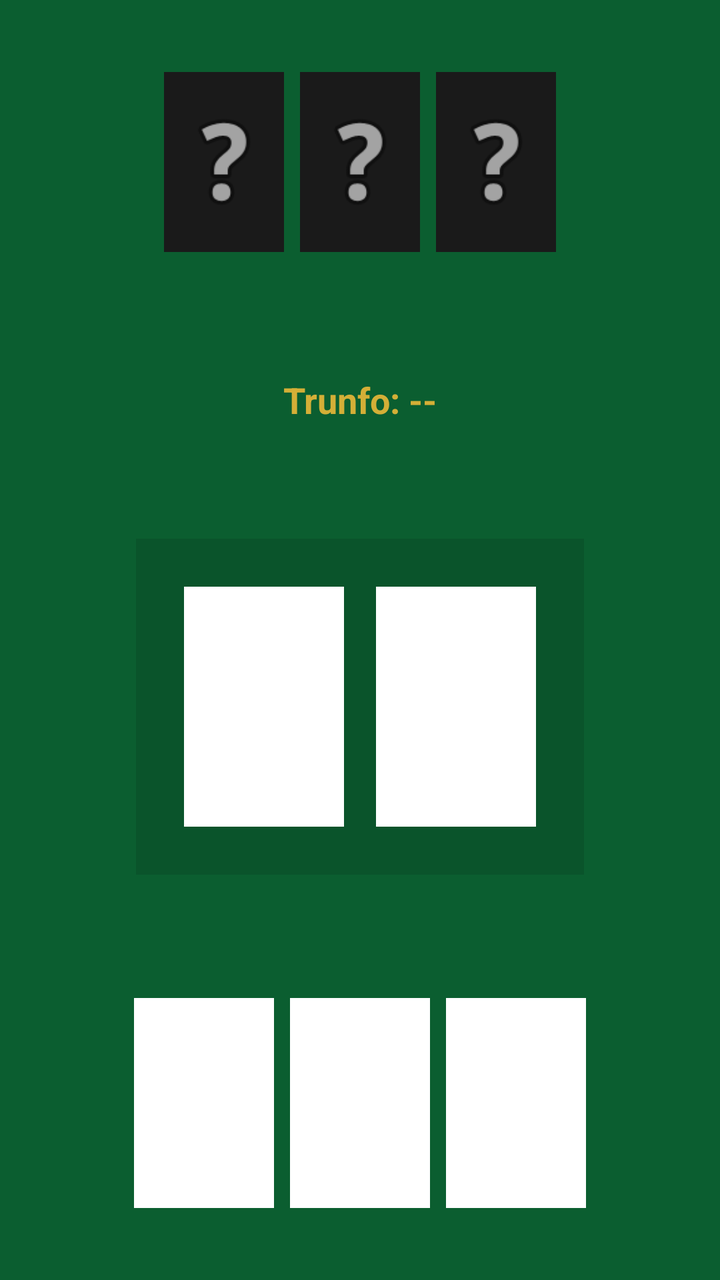
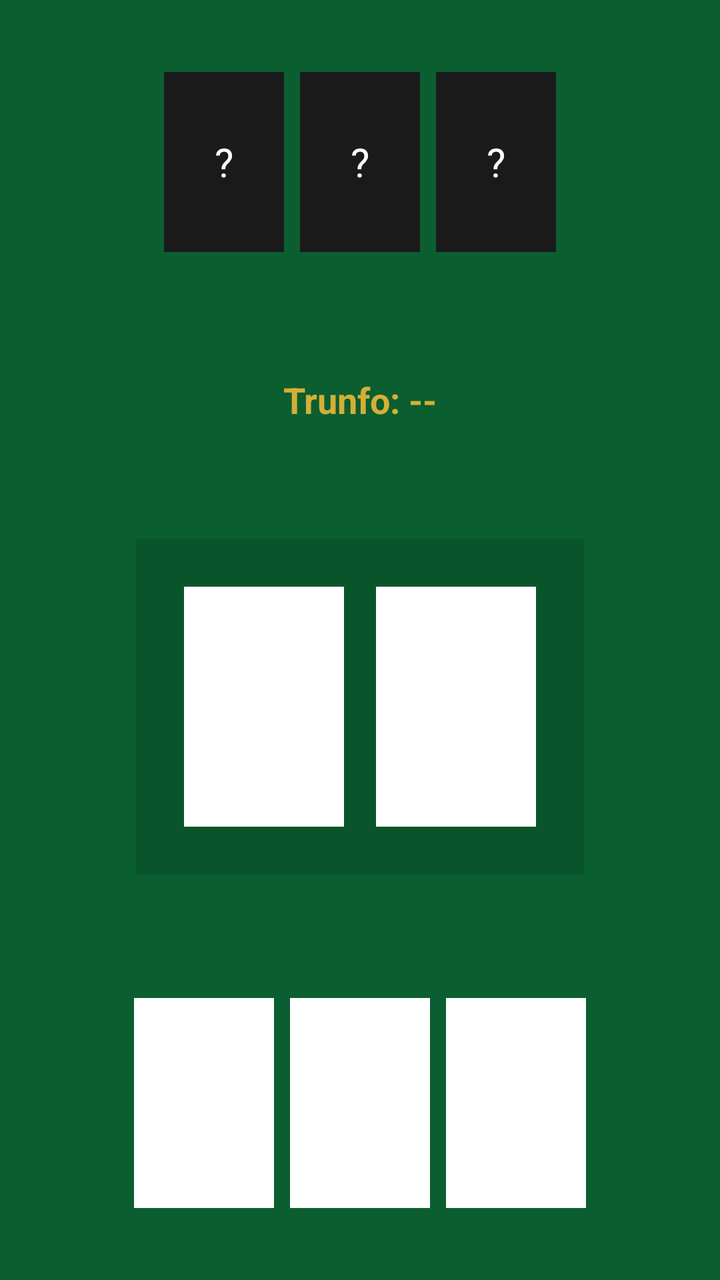

Screens rendered from an Android XML layout before and after an edit, with the pre-edit source and the edit as a unified diff.
<!-- AndroidManifest.xml: application theme Theme.Sonino -->
<!-- res/layout/activity_game.xml -->
<?xml version="1.0" encoding="utf-8"?>
<androidx.constraintlayout.widget.ConstraintLayout xmlns:android="http://schemas.android.com/apk/res/android"
    xmlns:app="http://schemas.android.com/apk/res-auto"
    android:layout_width="match_parent"
    android:layout_height="match_parent"
    android:background="#0B5E30">

    
    <LinearLayout
        android:id="@+id/areaAndroid"
        android:layout_width="wrap_content"
        android:layout_height="wrap_content"
        android:layout_marginTop="32dp"
        android:orientation="horizontal"
        app:layout_constraintEnd_toEndOf="parent"
        app:layout_constraintStart_toStartOf="parent"
        app:layout_constraintTop_toTopOf="parent">

        <ImageView
            android:layout_width="60dp"
            android:layout_height="90dp"
            android:layout_margin="4dp"
            android:background="#1A1A1A"
            android:src="@android:drawable/ic_menu_help" />
        <ImageView
            android:layout_width="60dp"
            android:layout_height="90dp"
            android:layout_margin="4dp"
            android:background="#1A1A1A"
            android:src="@android:drawable/ic_menu_help" />
        <ImageView
            android:layout_width="60dp"
            android:layout_height="90dp"
            android:layout_margin="4dp"
            android:background="#1A1A1A"
            android:src="@android:drawable/ic_menu_help" />
    </LinearLayout>

    
    <TextView
        android:id="@+id/txtTrunfo"
        android:layout_width="wrap_content"
        android:layout_height="wrap_content"
        android:text="Trunfo: --"
        android:textColor="#D4AF37"
        android:textSize="18sp"
        android:textStyle="bold"
        app:layout_constraintBottom_toTopOf="@+id/areaMesa"
        app:layout_constraintEnd_toEndOf="parent"
        app:layout_constraintStart_toStartOf="parent"
        app:layout_constraintTop_toBottomOf="@+id/areaAndroid" />

    <LinearLayout
        android:id="@+id/areaMesa"
        android:layout_width="wrap_content"
        android:layout_height="wrap_content"
        android:background="#1A000000"
        android:orientation="horizontal"
        android:padding="16dp"
        app:layout_constraintBottom_toTopOf="@+id/areaJogador"
        app:layout_constraintEnd_toEndOf="parent"
        app:layout_constraintStart_toStartOf="parent"
        app:layout_constraintTop_toBottomOf="@+id/txtTrunfo">

        <ImageView
            android:id="@+id/cartaMesaJogador"
            android:layout_width="80dp"
            android:layout_height="120dp"
            android:layout_margin="8dp"
            android:background="#FFFFFF" />
            
        <ImageView
            android:id="@+id/cartaMesaAndroid"
            android:layout_width="80dp"
            android:layout_height="120dp"
            android:layout_margin="8dp"
            android:background="#FFFFFF" />
    </LinearLayout>

    
    <LinearLayout
        android:id="@+id/areaJogador"
        android:layout_width="wrap_content"
        android:layout_height="wrap_content"
        android:layout_marginBottom="32dp"
        android:orientation="horizontal"
        app:layout_constraintBottom_toBottomOf="parent"
        app:layout_constraintEnd_toEndOf="parent"
        app:layout_constraintStart_toStartOf="parent">

        <ImageView
            android:id="@+id/cartaJogador1"
            android:layout_width="70dp"
            android:layout_height="105dp"
            android:layout_margin="4dp"
            android:background="#FFFFFF" />
        <ImageView
            android:id="@+id/cartaJogador2"
            android:layout_width="70dp"
            android:layout_height="105dp"
            android:layout_margin="4dp"
            android:background="#FFFFFF" />
        <ImageView
            android:id="@+id/cartaJogador3"
            android:layout_width="70dp"
            android:layout_height="105dp"
            android:layout_margin="4dp"
            android:background="#FFFFFF" />
    </LinearLayout>

</androidx.constraintlayout.widget.ConstraintLayout>
<!-- resources referenced by this layout -->
<resources>
  <style name="Theme.Sonino" parent="Theme.AppCompat.Light.NoActionBar">
          <item name="colorPrimary">#0B5E30</item>
          <item name="colorPrimaryDark">#0B5E30</item>
          <item name="colorAccent">#D4AF37</item>
      </style>
</resources>

<!-- the commit's change to res/layout/activity_game.xml (unified diff, before → after) -->
@@ -5,7 +5,6 @@
     android:layout_height="match_parent"
     android:background="#0B5E30">
 
-    
     <LinearLayout
         android:id="@+id/areaAndroid"
         android:layout_width="wrap_content"
@@ -16,27 +15,11 @@
         app:layout_constraintStart_toStartOf="parent"
         app:layout_constraintTop_toTopOf="parent">
 
-        <ImageView
-            android:layout_width="60dp"
-            android:layout_height="90dp"
-            android:layout_margin="4dp"
-            android:background="#1A1A1A"
-            android:src="@android:drawable/ic_menu_help" />
-        <ImageView
-            android:layout_width="60dp"
-            android:layout_height="90dp"
-            android:layout_margin="4dp"
-            android:background="#1A1A1A"
-            android:src="@android:drawable/ic_menu_help" />
-        <ImageView
-            android:layout_width="60dp"
-            android:layout_height="90dp"
-            android:layout_margin="4dp"
-            android:background="#1A1A1A"
-            android:src="@android:drawable/ic_menu_help" />
+        <TextView android:id="@+id/cartaAndroid1" android:layout_width="60dp" android:layout_height="90dp" android:layout_margin="4dp" android:background="#1A1A1A" android:text="?" android:textColor="#FFFFFF" android:gravity="center" android:textSize="20sp" />
+        <TextView android:id="@+id/cartaAndroid2" android:layout_width="60dp" android:layout_height="90dp" android:layout_margin="4dp" android:background="#1A1A1A" android:text="?" android:textColor="#FFFFFF" android:gravity="center" android:textSize="20sp" />
+        <TextView android:id="@+id/cartaAndroid3" android:layout_width="60dp" android:layout_height="90dp" android:layout_margin="4dp" android:background="#1A1A1A" android:text="?" android:textColor="#FFFFFF" android:gravity="center" android:textSize="20sp" />
     </LinearLayout>
 
-    
     <TextView
         android:id="@+id/txtTrunfo"
         android:layout_width="wrap_content"
@@ -62,22 +45,10 @@
         app:layout_constraintStart_toStartOf="parent"
         app:layout_constraintTop_toBottomOf="@+id/txtTrunfo">
 
-        <ImageView
-            android:id="@+id/cartaMesaJogador"
-            android:layout_width="80dp"
-            android:layout_height="120dp"
-            android:layout_margin="8dp"
-            android:background="#FFFFFF" />
-            
-        <ImageView
-            android:id="@+id/cartaMesaAndroid"
-            android:layout_width="80dp"
-            android:layout_height="120dp"
-            android:layout_margin="8dp"
-            android:background="#FFFFFF" />
+        <TextView android:id="@+id/cartaMesaJogador" android:layout_width="80dp" android:layout_height="120dp" android:layout_margin="8dp" android:background="#FFFFFF" android:textColor="#000000" android:gravity="center" android:textSize="24sp" android:textStyle="bold" />
+        <TextView android:id="@+id/cartaMesaAndroid" android:layout_width="80dp" android:layout_height="120dp" android:layout_margin="8dp" android:background="#FFFFFF" android:textColor="#000000" android:gravity="center" android:textSize="24sp" android:textStyle="bold" />
     </LinearLayout>
 
-    
     <LinearLayout
         android:id="@+id/areaJogador"
         android:layout_width="wrap_content"
@@ -88,24 +59,9 @@
         app:layout_constraintEnd_toEndOf="parent"
         app:layout_constraintStart_toStartOf="parent">
 
-        <ImageView
-            android:id="@+id/cartaJogador1"
-            android:layout_width="70dp"
-            android:layout_height="105dp"
-            android:layout_margin="4dp"
-            android:background="#FFFFFF" />
-        <ImageView
-            android:id="@+id/cartaJogador2"
-            android:layout_width="70dp"
-            android:layout_height="105dp"
-            android:layout_margin="4dp"
-            android:background="#FFFFFF" />
-        <ImageView
-            android:id="@+id/cartaJogador3"
-            android:layout_width="70dp"
-            android:layout_height="105dp"
-            android:layout_margin="4dp"
-            android:background="#FFFFFF" />
+        <TextView android:id="@+id/cartaJogador1" android:layout_width="70dp" android:layout_height="105dp" android:layout_margin="4dp" android:background="#FFFFFF" android:textColor="#000000" android:gravity="center" android:textSize="22sp" android:textStyle="bold" android:clickable="true" android:focusable="true" />
+        <TextView android:id="@+id/cartaJogador2" android:layout_width="70dp" android:layout_height="105dp" android:layout_margin="4dp" android:background="#FFFFFF" android:textColor="#000000" android:gravity="center" android:textSize="22sp" android:textStyle="bold" android:clickable="true" android:focusable="true" />
+        <TextView android:id="@+id/cartaJogador3" android:layout_width="70dp" android:layout_height="105dp" android:layout_margin="4dp" android:background="#FFFFFF" android:textColor="#000000" android:gravity="center" android:textSize="22sp" android:textStyle="bold" android:clickable="true" android:focusable="true" />
     </LinearLayout>
 
 </androidx.constraintlayout.widget.ConstraintLayout>
